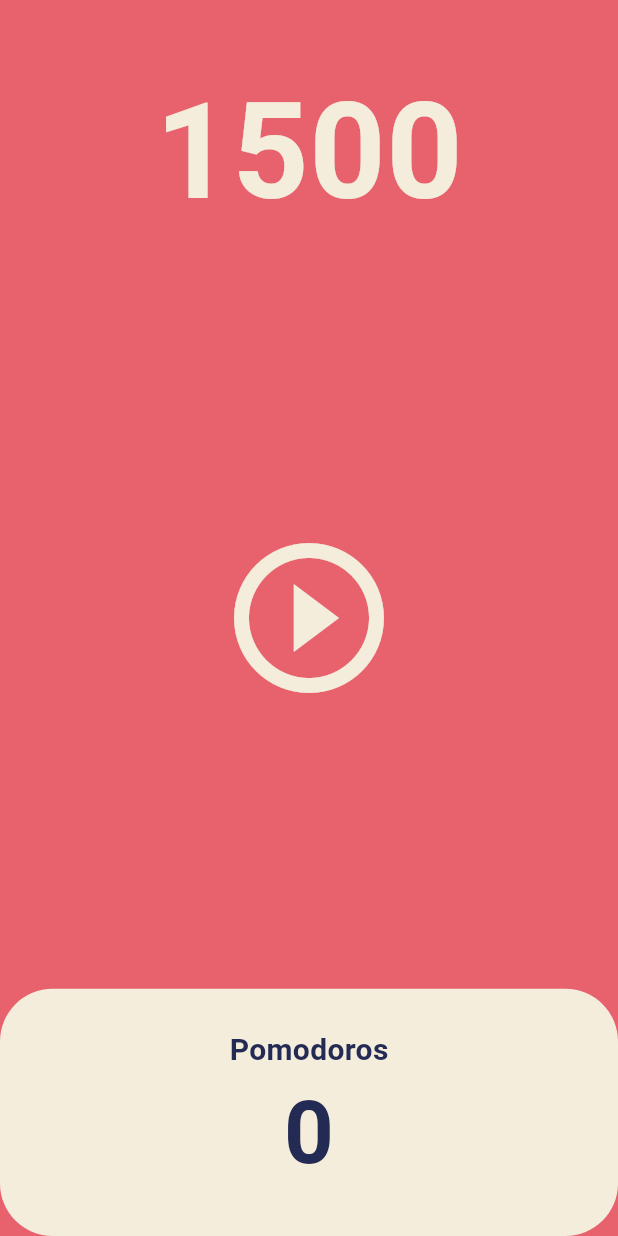
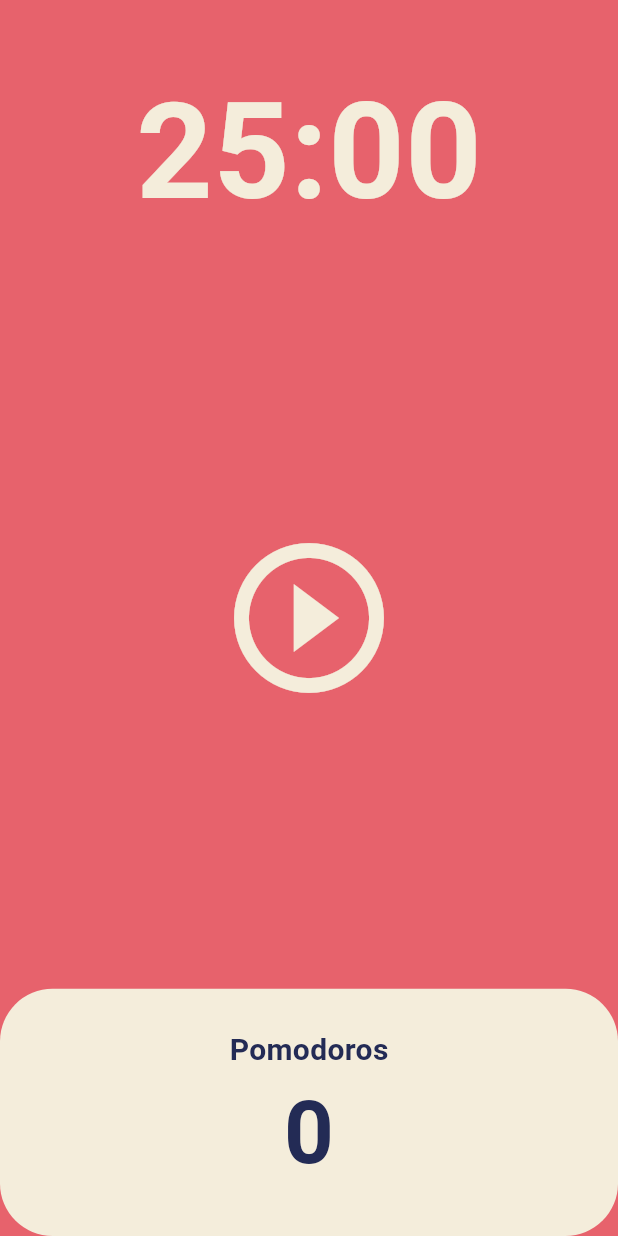
Before and after one commit to kijiwon/toonflix, a Flutter app: the screen it shows after launch, on a phone screen of 412 x 824 dp. Run offline on Flutter 3.47's test engine with Material 3 defaults, Android fonts, the phone set to English and light mode, and no system bars.

```diff
--- a/lib/screens/home_screen.dart
+++ b/lib/screens/home_screen.dart
@@ -48,6 +48,11 @@ class _HomeScreenState extends State<HomeScreen> {
     });
   }
 
+  String format(int seconds) {
+    var duration = Duration(seconds: seconds);
+    return duration.toString().split('.').first.substring(2, 7);
+  }
+
   @override
   Widget build(BuildContext context) {
     return Scaffold(
@@ -59,7 +64,7 @@ class _HomeScreenState extends State<HomeScreen> {
             child: Container(
               alignment: Alignment.bottomCenter,
               child: Text(
-                '$totalSeconds',
+                format(totalSeconds),
                 style: TextStyle(
                     color: Theme.of(context).cardColor,
                     fontSize: 89,
```
